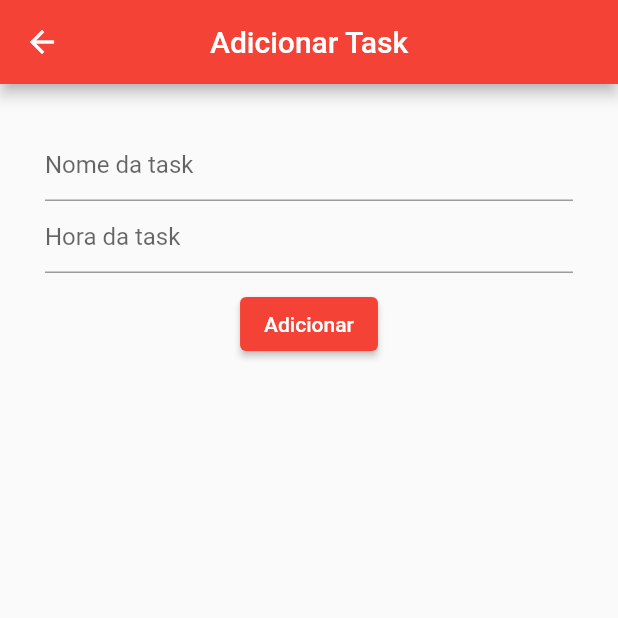
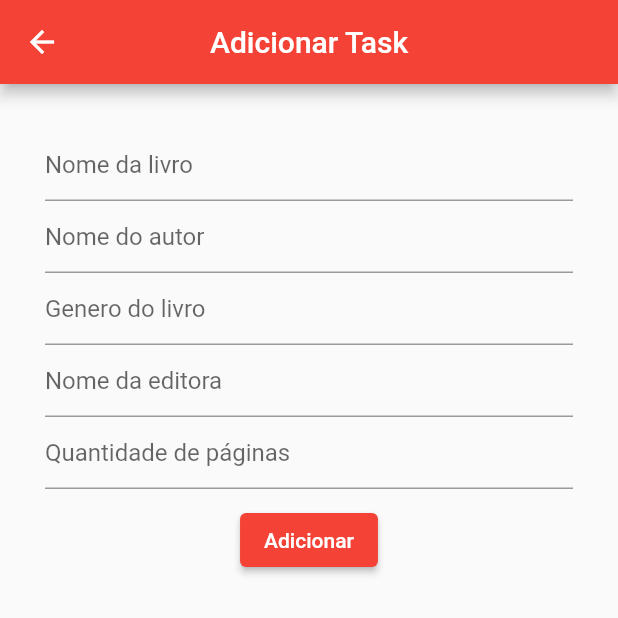
Before and after one commit to silvavinicyus/bookcase-mobile-app, a Flutter app: the screen it shows after launch, after a tap on the "add" icon, on a phone screen of 412 x 824 dp, the top half of it. Run offline on Flutter 3.47's test engine with Material 2 defaults, Android fonts, the phone set to English and light mode, and no system bars; our stand-ins replace dio; network calls fail.

Commit message:
refatorando o controller

```diff
--- /dev/null
+++ b/lib/controllers/BookController.dart
@@ -0,0 +1,93 @@
+import 'package:dio/dio.dart';
+import 'package:flutter/foundation.dart';
+import 'package:flutter/material.dart';
+import 'package:todlist/models/Book.dart';
+
+class BookController extends ChangeNotifier{
+
+  BookController(){
+    this.getBooks();
+  }
+
+  final books = ValueNotifier<List<Book>>([]);
+  final dio = Dio(
+    BaseOptions(
+      baseUrl: "http://10.0.2.2:3333",
+    ),
+  );
+
+  final title = TextEditingController();
+  final author = TextEditingController();
+  final genre = TextEditingController();
+  final publisher = TextEditingController();
+  final pages = TextEditingController();
+  // final read = TextEditingController();
+
+  String get getTitle => title.text;
+  String get getAuthor => author.text;
+  String get getGenre => genre.text;
+  String get getPublisher => publisher.text;
+  String get getPages => pages.text;
+  // bool get getRead => read.text as bool;
+
+  void setTitle(String title) {
+    this.title.text = title;
+  }
+
+  void setAuthor(String author) {
+    this.author.text = author;
+  }
+
+  void setGenre(String genre) {
+    this.genre.text = genre;
+  }
+
+  void setPublisher(String publisher) {
+    this.publisher.text = publisher;
+  }
+
+  void setPages(String pages){
+    this.pages.text = pages;
+  }
+
+  Future<List<Book>> getBooks() async {
+    try{
+      final response = ((await dio.get('/books')).data as List).map((e) => Book.fromMap(e)).toList();
+
+      books.value = response;
+
+      return response;
+
+    } catch(err) {
+      print(err);
+      return List.empty();
+    }
+  }
+
+  Future<void> deleteBooks(String id) async {
+    await dio.delete('/books/$id');
+
+    books.value.removeWhere((element) => element.id == id);
+
+    books.notifyListeners();
+  }
+
+  Future<Book> addBook() async {
+    final book = Book.fromMap(
+      (await dio.post('/books', data: {
+        "title": getTitle,
+        "author": getAuthor,
+        "genre": getGenre,
+        "publisher": getPublisher,
+        "pages": getPages,
+        "read": false
+      }
+    )).data );
+
+    books.value.add(book);
+
+    books.notifyListeners();
+
+    return book;
+  }
+}
--- a/lib/core/AppRoutes.dart
+++ b/lib/core/AppRoutes.dart
@@ -1,8 +1,6 @@
 import 'package:flutter/material.dart';
-import 'package:todlist/screens/AddTaskWidget/AddTaskWidget.dart';
+import 'package:todlist/screens/AddBookWidget/AddBookWidget.dart';
 import 'package:todlist/screens/HomePage/HomePage.dart';
-import 'package:provider/provider.dart';
-import 'package:todlist/screens/HomePage/HomePageController.dart';
 
 class Routes {
   static const HOME_PAGE = "/";
@@ -15,11 +13,11 @@ class AppRoutes {
     switch (settings.name) {
       case Routes.ADD_TASK:
         return MaterialPageRoute(builder: (context) {
-          return AddTaskWidget(homePageController: context.watch<HomePageController>());
+          return AddBookWidget();
         });
       case Routes.ADD_TASK:
         return MaterialPageRoute(builder: (context) {
-          return AddTaskWidget(homePageController: context.watch<HomePageController>());
+          return AddBookWidget();
         });
       case Routes.HOME_PAGE:
         return MaterialPageRoute(builder: (context) {
--- a/lib/main.dart
+++ b/lib/main.dart
@@ -1,13 +1,15 @@
 import 'package:flutter/material.dart';
 import 'package:provider/provider.dart';
+import 'package:todlist/controllers/BookController.dart';
 import 'package:todlist/core/AppRoutes.dart';
 import 'package:todlist/screens/HomePage/HomePage.dart';
-import 'package:todlist/screens/HomePage/HomePageController.dart';
+// import 'package:todlist/screens/HomePage/HomePageController.dart';
 
 void main() {
   runApp(
     ChangeNotifierProvider(
       child: MaterialApp(
+        title: "BookCase",
         debugShowCheckedModeBanner: false,
         theme: ThemeData(
           primaryColor: Colors.red,
@@ -17,7 +19,7 @@ void main() {
         home: HomePage(),
         onGenerateRoute: AppRoutes.routes,
       ),
-      create: (_) => HomePageController(),
+      create: (_) => BookController(),
     )
   );
 }
--- /dev/null
+++ b/lib/models/Book.dart
@@ -0,0 +1,94 @@
+import 'dart:convert';
+
+import 'package:flutter/foundation.dart';
+
+class Book {
+  String id;
+  String title;
+  String author;
+  String genre;
+  String publisher;
+  String pages;
+  Book({
+    @required this.id,
+    @required this.title,
+    @required this.author,
+    @required this.genre,
+    @required this.publisher,
+    @required this.pages,
+  });
+  // bool read;
+
+
+  Book copyWith({
+    String id,
+    String title,
+    String author,
+    String genre,
+    String publisher,
+    String pages,
+  }) {
+    return Book(
+      id: id ?? this.id,
+      title: title ?? this.title,
+      author: author ?? this.author,
+      genre: genre ?? this.genre,
+      publisher: publisher ?? this.publisher,
+      pages: pages ?? this.pages,
+    );
+  }
+
+  Map<String, dynamic> toMap() {
+    return {
+      'id': id,
+      'title': title,
+      'author': author,
+      'genre': genre,
+      'publisher': publisher,
+      'pages': pages,
+    };
+  }
+
+  factory Book.fromMap(Map<String, dynamic> map) {
+    return Book(
+      id: map['id'],
+      title: map['title'],
+      author: map['author'],
+      genre: map['genre'],
+      publisher: map['publisher'],
+      pages: map['pages'],
+    );
+  }
+
+  String toJson() => json.encode(toMap());
+
+  factory Book.fromJson(String source) => Book.fromMap(json.decode(source));
+
+  @override
+  String toString() {
+    return 'Book(id: $id, title: $title, author: $author, genre: $genre, publisher: $publisher, pages: $pages)';
+  }
+
+  @override
+  bool operator ==(Object other) {
+    if (identical(this, other)) return true;
+
+    return other is Book &&
+      other.id == id &&
+      other.title == title &&
+      other.author == author &&
+      other.genre == genre &&
+      other.publisher == publisher &&
+      other.pages == pages;
+  }
+
+  @override
+  int get hashCode {
+    return id.hashCode ^
+      title.hashCode ^
+      author.hashCode ^
+      genre.hashCode ^
+      publisher.hashCode ^
+      pages.hashCode;
+  }
+}
--- a/lib/models/Task.dart
+++ /dev/null
@@ -1,6 +0,0 @@
-class Task {
-  String name;
-  String hour;
-
-  Task({this.name, this.hour});
-}
--- /dev/null
+++ b/lib/screens/AddBookWidget/AddBookWidget.dart
@@ -0,0 +1,80 @@
+import 'package:flutter/material.dart';
+import 'package:provider/provider.dart';
+import 'package:todlist/controllers/BookController.dart';
+
+class AddBookWidget extends StatefulWidget {
+  @override
+  _AddBookWidgetState createState() => _AddBookWidgetState();
+}
+
+class _AddBookWidgetState extends State<AddBookWidget> {
+  @override
+  void initState() {
+    super.initState();
+  }
+
+  @override
+  Widget build(BuildContext context) {
+    BookController bookController = context.watch<BookController>();
+
+    return Scaffold(
+      appBar: AppBar(
+        title: Text("Adicionar Task"),
+        centerTitle: true,
+      ),
+      body: Form(
+        child: Container(
+          child: Padding(
+            padding: const EdgeInsets.all(30.0),
+            child: Column(
+              children: [
+                TextFormField(
+                  decoration: InputDecoration(
+                    hintText: "Nome da livro"
+                  ),
+                  controller: bookController.title,
+                ),
+                TextFormField(
+                  decoration: InputDecoration(
+                    hintText: "Nome do autor"
+                  ),
+                  controller: bookController.author,
+                ),
+                TextFormField(
+                  decoration: InputDecoration(
+                    hintText: "Genero do livro"
+                  ),
+                  controller: bookController.genre,
+                ),
+                TextFormField(
+                  decoration: InputDecoration(
+                    hintText: "Nome da editora"
+                  ),
+                  controller: bookController.publisher,
+                ),
+                TextFormField(
+                  decoration: InputDecoration(
+                    hintText: "Quantidade de páginas"
+                  ),
+                  controller: bookController.pages,
+                ),
+                SizedBox(height: 10),
+                ElevatedButton(
+                  onPressed: () async {
+                    await bookController.addBook();
+                    Navigator.pop(context);
+                  },
+                  child: Text("Adicionar"),
+                  style: ButtonStyle(
+                    backgroundColor: MaterialStateProperty.all<Color>(Colors.red),
+                  )
+                )
+              ],
+            ),
+          ),
+        ),
+
+      ),
+    );
+  }
+}
--- a/lib/screens/AddTaskWidget/AddTaskWidget.dart
+++ /dev/null
@@ -1,67 +0,0 @@
-import 'package:flutter/material.dart';
-import 'package:todlist/screens/AddTaskWidget/AddTaskWidgetController.dart';
-import 'package:todlist/screens/HomePage/HomePageController.dart';
-
-class AddTaskWidget extends StatefulWidget {
-  final HomePageController homePageController;
-
-  const AddTaskWidget({Key key, @required this.homePageController}) : super(key: key);
-
-  @override
-  _AddTaskWidgetState createState() => _AddTaskWidgetState();
-}
-
-class _AddTaskWidgetState extends State<AddTaskWidget> {
-  AddTaskWidgetController addTaskWidgetController;
-
-  @override
-  void initState() {
-    super.initState();
-
-    addTaskWidgetController = AddTaskWidgetController(widget.homePageController);
-  }
-  @override
-  Widget build(BuildContext context) {
-    return Scaffold(
-      appBar: AppBar(
-        title: Text("Adicionar Task"),
-        centerTitle: true,
-      ),
-      body: Form(
-        child: Container(
-          child: Padding(
-            padding: const EdgeInsets.all(30.0),
-            child: Column(
-              children: [
-                TextFormField(
-                  decoration: InputDecoration(
-                    hintText: "Nome da task"
-                  ),
-                  controller: addTaskWidgetController.name,
-                ),
-                TextFormField(
-                  decoration: InputDecoration(
-                    hintText: "Hora da task"
-                  ),
-                  controller: addTaskWidgetController.hour,
-                ),
-                SizedBox(height: 10),
-                ElevatedButton(
-                  onPressed: () async {
-                    await addTaskWidgetController.addTask();
-                    Navigator.pop(context);
-                  },
-                  child: Text("Adicionar"),
-                  style: ButtonStyle(
-                    backgroundColor: MaterialStateProperty.all<Color>(Colors.red),
-                  )
-                )
-              ],
-            ),
-          ),
-        ),
-
-      ),
-    );
-  }
-}
--- a/lib/screens/AddTaskWidget/AddTaskWidgetController.dart
+++ /dev/null
@@ -1,40 +0,0 @@
-import 'package:flutter/material.dart';
-import 'package:todlist/screens/HomePage/HomePageController.dart';
-import 'package:dio/dio.dart';
-
-class AddTaskWidgetController extends ChangeNotifier {
-  final HomePageController homePageController;
-
-  final dio = Dio(
-    BaseOptions(
-      baseUrl: "http://10.0.2.2:3333",
-    ),
-  );
-
-  final name = TextEditingController();
-  final hour = TextEditingController();
-
-  AddTaskWidgetController(this.homePageController);
-
-  String get getName => name.text;
-  String get getHour => hour.text;
-
-  void setName(String name) {
-    this.name.text = name;
-  }
-
-  void setHour(String hour) {
-    this.hour.text = hour;
-  }
-
-  Future<void> addTask() async {
-    final task = await dio.post('/todo', data: {
-      "name": getName,
-      "hours": getHour
-    });
-
-    homePageController.tasks.value.add(task.data);
-
-    homePageController.tasks.notifyListeners();
-  }
-}
--- a/lib/screens/HomePage/HomePage.dart
+++ b/lib/screens/HomePage/HomePage.dart
@@ -1,7 +1,9 @@
 import 'package:flutter/material.dart';
+import 'package:todlist/controllers/BookController.dart';
 import 'package:todlist/core/AppRoutes.dart';
-import 'package:todlist/screens/HomePage/HomePageController.dart';
+// import 'package:todlist/screens/HomePage/bookController.dart';
 import 'package:provider/provider.dart';
+
 
 class HomePage extends StatefulWidget {
   @override
@@ -9,23 +11,25 @@ class HomePage extends StatefulWidget {
 }
 
 class _HomePageState extends State<HomePage> {
-  HomePageController homePageController;
+  BookController bookController;
 
   @override
   void initState() {
     super.initState();
-    Future.delayed(Duration.zero, (){homePageController.getTasks();});
+    Future.delayed(Duration.zero,  () async {
+      await bookController.getBooks();
+      print(bookController.books);
+    });
   }
 
   @override
   Widget build(BuildContext context) {
-
-    homePageController = context.watch<HomePageController>();
-
+    bookController  = context.watch<BookController>();
+    print(bookController.books);
     return Scaffold(
       appBar: AppBar(
         centerTitle: true,
-        title: Text("Tasks"),
+        title: Text("Livros"),
       ),
       body: Container(
         alignment: Alignment.center,
@@ -33,10 +37,10 @@ class _HomePageState extends State<HomePage> {
           builder: (_, __, ___) =>  Padding(
             padding: const EdgeInsets.all(2.0),
             child: ListView.builder(
-              itemCount: homePageController.tasks.value.length,
+              itemCount: bookController.books.value.length,
               itemBuilder: (context, index) => ListTile(
-                title: Text(homePageController.tasks.value[index]['name']),
-                subtitle: Text(homePageController.tasks.value[index]['hours']),
+                title: Text(bookController.books.value[index].title),
+                subtitle: Text(bookController.books.value[index].pages),
                 trailing: SizedBox(
                   width: 100,
                   child: Row(
@@ -46,24 +50,27 @@ class _HomePageState extends State<HomePage> {
                         icon: Icon(Icons.edit),
                         color: Colors.yellow,
                         onPressed: () async {
-                          await homePageController.deleteTasks(homePageController.tasks.value[index]['id']);
+                          await bookController.deleteBooks(bookController.books.value[index].id);
                         },
                       ),
                       IconButton(
                         icon: Icon(Icons.delete),
                         color: Colors.red,
                         onPressed: () async {
-                          await homePageController.deleteTasks(homePageController.tasks.value[index]['id']);
+                          await bookController.deleteBooks(bookController.books.value[index].id);
                         },
                       ),
                     ],
                   ),
-                )
+                ),
+                onTap: (){
+                  // Navigator.of(context).pushNamed(Routes.)
+                },
               ),
               shrinkWrap: true,
             ),
           ),
-          valueListenable: homePageController.tasks,
+          valueListenable: bookController.books,
         ),
       ),
       bottomNavigationBar: BottomNavigationBar(
--- a/lib/screens/HomePage/HomePageController.dart
+++ /dev/null
@@ -1,25 +0,0 @@
-import 'package:dio/dio.dart';
-import 'package:flutter/foundation.dart';
-
-class HomePageController extends ChangeNotifier{
-  final tasks = ValueNotifier([]);
-  final dio = Dio(
-    BaseOptions(
-      baseUrl: "http://10.0.2.2:3333",
-    ),
-  );
-
-  Future<void> getTasks() async {
-    final response = await dio.get('/todo');
-
-    tasks.value = response.data as List;
-  }
-
-  Future<void> deleteTasks(String id) async {
-    await dio.delete('/todo/$id');
-
-    tasks.value.removeWhere((element) => element['id'] == id);
-
-    tasks.notifyListeners();
-  }
-}
--- a/pubspec.yaml
+++ b/pubspec.yaml
@@ -34,6 +34,12 @@ dependencies:
 dev_dependencies:
   flutter_test:
     sdk: flutter
+  flutter_launcher_icons: "^0.8.0"
+
+flutter_icons:
+  android: true
+  ios: true
+  image_path: "assets/icon.png"
 
 # For information on the generic Dart part of this file, see the
 # following page: https://dart.dev/tools/pub/pubspec
```
Also changed, not shown: assets/icon.png (added), lib/screens/ShowBookWidget.dart/ShowBookWidget.dart (added), pubspec.lock, 22 other files.
